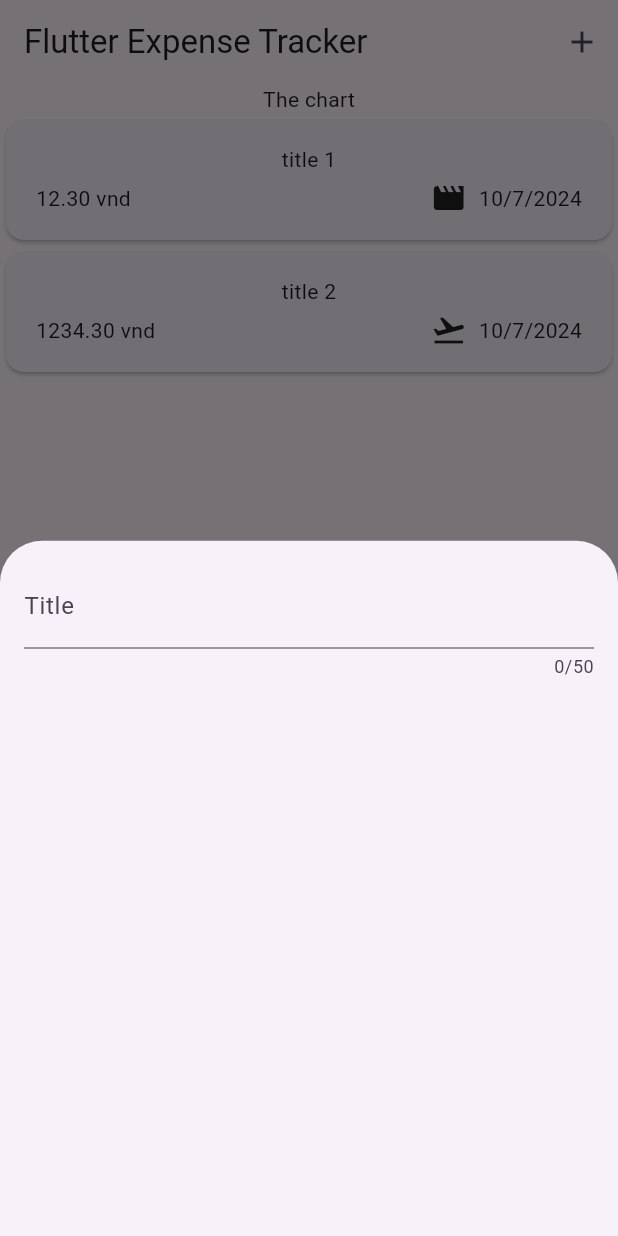
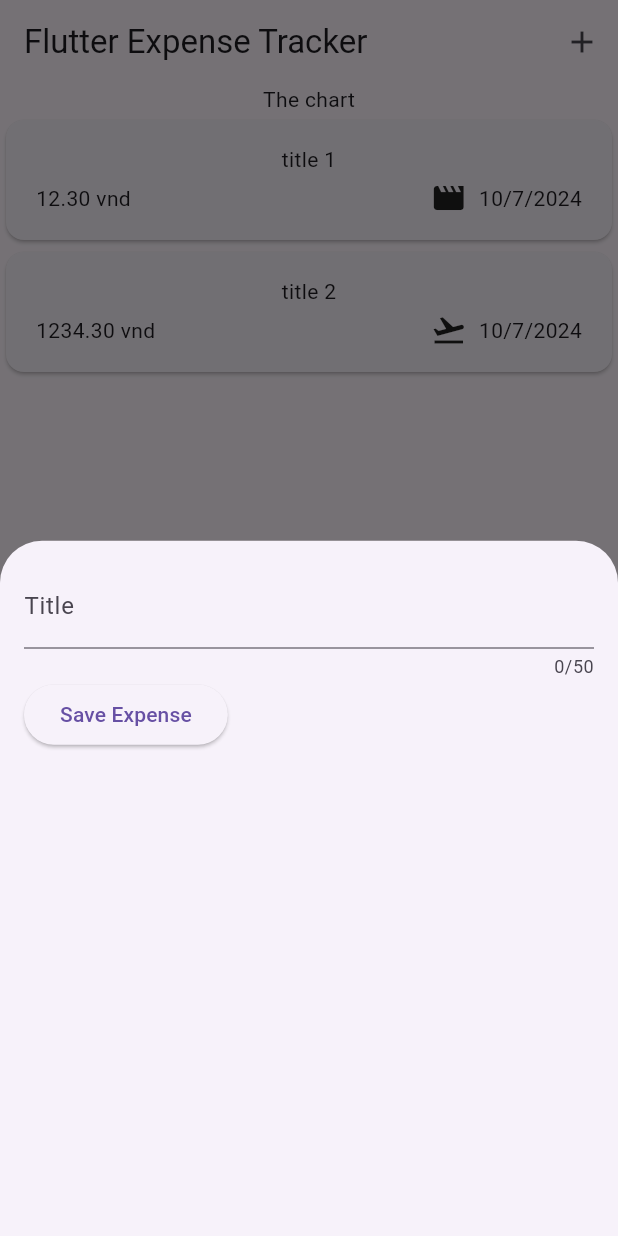
Before and after one commit to haimean/learn_flutter, a Flutter app: the screen it shows after launch, after a tap on the "add" icon, on a phone screen of 412 x 824 dp. Run offline on Flutter 3.47's test engine with Material 3 defaults, Android fonts, the phone set to English and light mode, and no system bars; our stand-ins replace device_preview.

Commit message:
add text controller

```diff
--- a/lib/widgets/new_expense.dart
+++ b/lib/widgets/new_expense.dart
@@ -8,17 +8,35 @@ class NewExpense extends StatefulWidget {
 }
 
 class _NewExpenseState extends State<NewExpense> {
+  final _titleController = TextEditingController();
+
+  @override
+  void dispose() {
+    _titleController.dispose();
+    super.dispose();
+  }
+
   @override
   Widget build(BuildContext context) {
-    return const Padding(
-      padding: EdgeInsets.all(16),
+    return Padding(
+      padding: const EdgeInsets.all(16),
       child: Column(
         children: [
           TextField(
+            controller: _titleController,
             maxLength: 50,
-            decoration: InputDecoration(
+            decoration: const InputDecoration(
               label: Text("Title"),
             ),
+          ),
+          Row(
+            children: [
+              ElevatedButton(
+                  onPressed: () {
+                    print(_titleController.text);
+                  },
+                  child: const Text('Save Expense'))
+            ],
           )
         ],
       ),
```
